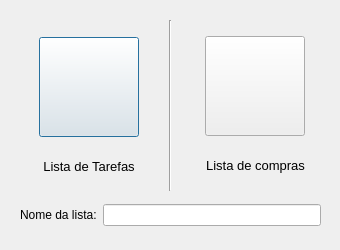
This is Lucas-Veloso/nlistadialog.ui in LucVeloso/Qt as Qt 5 draws it before an edit. The edited form follows.
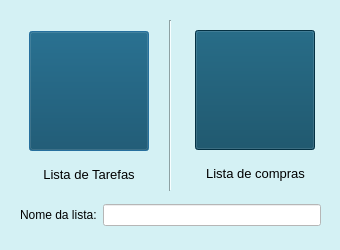
This is the edited form. Icons and pictures are not drawn.

The edit to the form file:
```diff
--- a/Lucas-Veloso/nlistadialog.ui
+++ b/Lucas-Veloso/nlistadialog.ui
@@ -13,6 +13,9 @@
   <property name="windowTitle">
    <string>Dialog</string>
   </property>
+  <property name="styleSheet">
+   <string notr="true">background-color: rgb(212, 241, 244)</string>
+  </property>
   <widget class="Line" name="line">
    <property name="geometry">
     <rect>
@@ -66,11 +69,15 @@
      </widget>
     </item>
     <item>
-     <widget class="QLineEdit" name="NomeEnt"/>
+     <widget class="QLineEdit" name="NomeEnt">
+      <property name="styleSheet">
+       <string notr="true">background-color: rgb(255, 255, 255);</string>
+      </property>
+     </widget>
     </item>
    </layout>
   </widget>
-  <widget class="QWidget" name="">
+  <widget class="QWidget" name="layoutWidget">
    <property name="geometry">
     <rect>
      <x>21</x>
@@ -92,12 +99,15 @@
         </property>
         <property name="maximumSize">
          <size>
-          <width>100</width>
-          <height>100</height>
+          <width>120</width>
+          <height>120</height>
          </size>
         </property>
         <property name="styleSheet">
-         <string notr="true">border-image: url(:/icones/checkbox.png);</string>
+         <string notr="true">background-color: rgb(5, 68, 94);
+border-color: rgb(255, 255, 255);
+color: rgb(255, 255, 255);
+</string>
         </property>
         <property name="text">
          <string/>
@@ -129,7 +139,7 @@
     </item>
    </layout>
   </widget>
-  <widget class="QWidget" name="">
+  <widget class="QWidget" name="layoutWidget">
    <property name="geometry">
     <rect>
      <x>190</x>
@@ -151,12 +161,15 @@
         </property>
         <property name="maximumSize">
          <size>
-          <width>100</width>
-          <height>100</height>
+          <width>120</width>
+          <height>120</height>
          </size>
         </property>
         <property name="styleSheet">
-         <string notr="true">border-image: url(:/icones/cart.png);</string>
+         <string notr="true">background-color: rgb(5, 68, 94);
+border-color: rgb(255, 255, 255);
+color: rgb(255, 255, 255);
+</string>
         </property>
         <property name="text">
          <string/>
```
